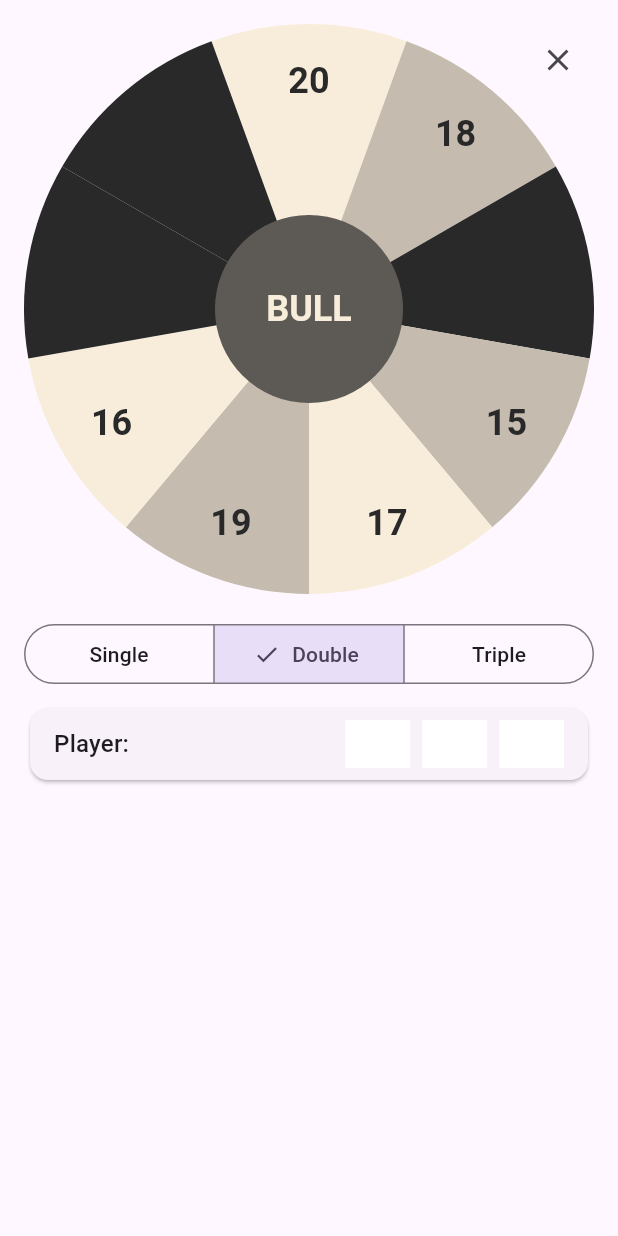
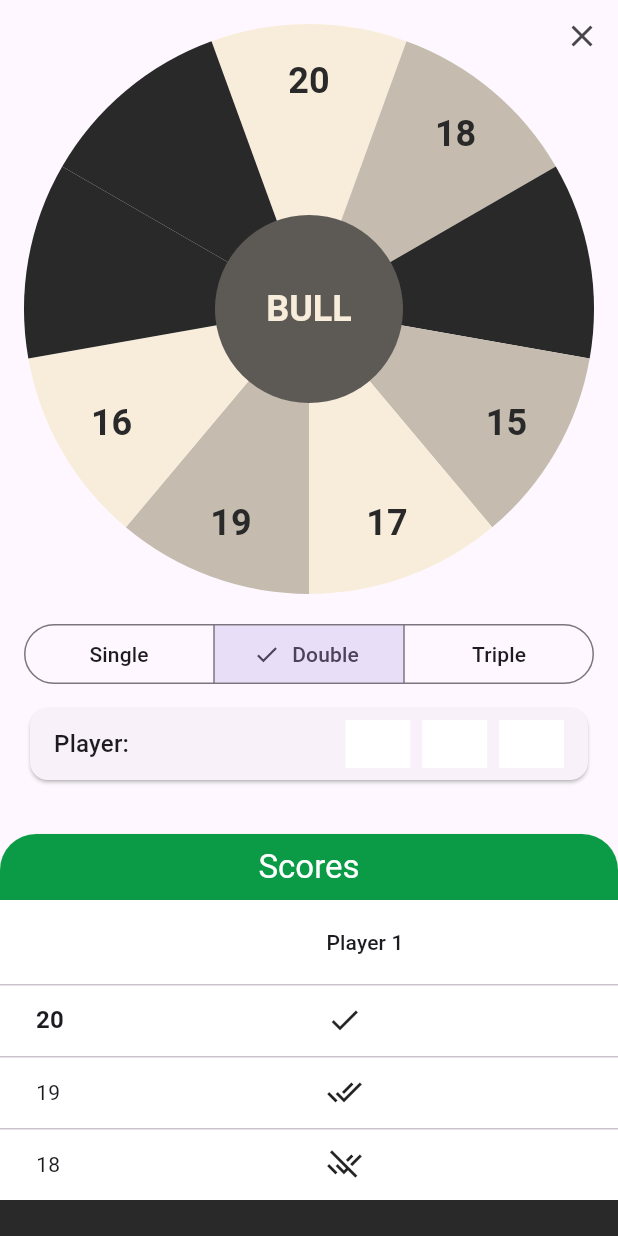
Before and after one commit to Emii27/dart_scorer, a Flutter app: the CricketView screen opened by its route, after a tap on "Double", on a phone screen of 412 x 824 dp. Run offline on Flutter 3.47's test engine with Material 3 defaults, Android fonts, the phone set to English and light mode, and no system bars; our stand-ins replace flutter_riverpod, freezed_annotation, go_router, riverpod_annotation; generated files the repository leaves out were written again.

Commit message:
score table

```diff
--- /dev/null
+++ b/lib/components/draggable_sheet.dart
@@ -0,0 +1,90 @@
+import 'package:dart_scorer/components/score_table.dart';
+import 'package:dart_scorer/utils/color_utils.dart';
+import 'package:dart_scorer/utils/space_utils.dart';
+import 'package:flutter/material.dart';
+
+class DraggableSheet extends StatelessWidget {
+  final double initialSize;
+  final double minSize;
+  final double maxSize;
+
+  const DraggableSheet({
+    super.key,
+    required this.initialSize,
+    required this.minSize,
+    required this.maxSize,
+  });
+
+  const DraggableSheet.min({
+    Key? key,
+    required double initialSize,
+    double maxSize = 1,
+  }) : this(
+         key: key,
+         initialSize: initialSize,
+         minSize: initialSize,
+         maxSize: maxSize,
+       );
+
+  @override
+  Widget build(BuildContext context) {
+    final scores = ['20', '19', '18', '17', '16', '15', 'BULL'];
+
+    return DraggableScrollableSheet(
+      initialChildSize: initialSize,
+      minChildSize: minSize,
+      maxChildSize: maxSize,
+      snap: true,
+      builder: (context, scrollController) {
+        return Card(
+          color: Colors.white,
+          margin: .zero,
+          shape: RoundedRectangleBorder(
+            borderRadius: BorderRadius.vertical(
+              top: Radius.circular(SpaceUtils.space300),
+            ),
+          ),
+          child: ListView(
+            controller: scrollController,
+            shrinkWrap: true,
+            children: [
+              Container(
+                padding: .symmetric(vertical: SpaceUtils.space100),
+                decoration: BoxDecoration(
+                  borderRadius: BorderRadius.vertical(
+                    top: Radius.circular(SpaceUtils.space300),
+                  ),
+                  color: ColorUtils.green,
+                ),
+                child: Text(
+                  "Scores",
+                  textAlign: .center,
+                  style: Theme.of(
+                    context,
+                  ).textTheme.titleLarge?.copyWith(color: Colors.white),
+                ),
+              ),
+              ScoreTable(),
+              // ...List.generate(
+              //   scores.length,
+              //   (index) => ListTile(title: Text(scores[index])),
+              // ),
+              Container(
+                color: ColorUtils.black,
+                height: 500,
+                child: Center(
+                  child: Text(
+                    "Soon des trucs ici",
+                    style: Theme.of(
+                      context,
+                    ).textTheme.titleLarge?.copyWith(color: Colors.white),
+                  ),
+                ),
+              ),
+            ],
+          ),
+        );
+      },
+    );
+  }
+}
--- /dev/null
+++ b/lib/components/score_table.dart
@@ -0,0 +1,34 @@
+import 'package:flutter/material.dart';
+import 'package:flutter_riverpod/flutter_riverpod.dart';
+
+class ScoreTable extends ConsumerWidget {
+  const ScoreTable({super.key});
+
+  @override
+  Widget build(BuildContext context, WidgetRef ref) {
+    return DataTable(
+      columns: [
+        DataColumn(label: Text("")),
+        DataColumn(label: Text("Player 1")),
+      ],
+      rows: _buildRows(context),
+    );
+  }
+
+  List<DataRow> _buildRows(BuildContext context) {
+    final scoreStyle = Theme.of(
+      context,
+    ).textTheme.titleMedium?.copyWith(fontWeight: .bold);
+
+    return [
+      DataRow(
+        cells: [
+          DataCell(Text("20", style: scoreStyle)),
+          DataCell(Icon(Icons.done)),
+        ],
+      ),
+      DataRow(cells: [DataCell(Text("19")), DataCell(Icon(Icons.done_all))]),
+      DataRow(cells: [DataCell(Text("18")), DataCell(Icon(Icons.remove_done))]),
+    ];
+  }
+}
--- a/lib/features/cricket/cricket_view.dart
+++ b/lib/features/cricket/cricket_view.dart
@@ -1,3 +1,4 @@
+import 'package:dart_scorer/components/draggable_sheet.dart';
 import 'package:dart_scorer/components/scorer.dart';
 import 'package:dart_scorer/components/throw_display.dart';
 import 'package:dart_scorer/features/cricket/cricket_controller.dart';
@@ -7,23 +8,53 @@ import 'package:dart_scorer/utils/space_utils.dart';
 import 'package:flutter/material.dart';
 import 'package:flutter_riverpod/flutter_riverpod.dart';
 
-class CricketView extends ConsumerWidget {
+class CricketView extends ConsumerStatefulWidget {
   const CricketView({super.key});
 
   @override
-  Widget build(BuildContext context, WidgetRef ref) {
+  ConsumerState<CricketView> createState() => _CricketViewState();
+}
+
+class _CricketViewState extends ConsumerState<CricketView> {
+  final _contentKey = GlobalKey();
+  double _sheetInitialSize = 0.33;
+
+  @override
+  void initState() {
+    super.initState();
+    WidgetsBinding.instance.addPostFrameCallback((_) => _calculateSheetSize());
+  }
+
+  void _calculateSheetSize() {
+    final screenSize = MediaQuery.of(context).size.height;
+    final contentSize = _contentKey.currentContext?.size?.height;
+
+    if (contentSize == null || !mounted) return;
+
+    final sheetSize =
+        (screenSize - (contentSize + SpaceUtils.space200)) / screenSize;
+
+    setState(() {
+      _sheetInitialSize = sheetSize.clamp(.1, 1);
+    });
+  }
+
+  @override
+  Widget build(BuildContext context) {
     final throws = ref.watch(cricketControllerProvider).currentThrow;
 
     return Scaffold(
       body: SafeArea(
-        child: Padding(
-          padding: const .all(SpaceUtils.space200),
-          child: Stack(
-            children: [
-              _buildBody(ref, throws),
-              Positioned(right: .0, child: CloseButton()),
-            ],
-          ),
+        child: Stack(
+          children: [
+            Padding(
+              key: _contentKey,
+              padding: const .all(SpaceUtils.space200),
+              child: _buildBody(ref, throws),
+            ),
+            Positioned(right: 0, child: CloseButton()),
+            DraggableSheet.min(initialSize: _sheetInitialSize),
+          ],
         ),
       ),
     );
@@ -31,6 +62,8 @@ class CricketView extends ConsumerWidget {
 
   Widget _buildBody(WidgetRef ref, List<PlayerThrow> throws) {
     return Column(
+      mainAxisSize: .min,
+      spacing: SpaceUtils.space100,
       children: [
         Scorer(
           gameConfig: GameConfig.cricket,
@@ -38,13 +71,7 @@ class CricketView extends ConsumerWidget {
             ref.read(cricketControllerProvider.notifier).addThrow(playerThrow);
           },
         ),
-        SizedBox(height: SpaceUtils.space100),
         ThrowDisplay(),
-        SizedBox(height: SpaceUtils.space400),
-        ...throws.map(
-          (playerThrow) =>
-              Text('${playerThrow.value} ; ${playerThrow.throwType}'),
-        ),
       ],
     );
   }
--- /dev/null
+++ b/lib/models/cricket_score.dart
@@ -0,0 +1,3 @@
+class CricketScore {
+  final int score;
+}
```
